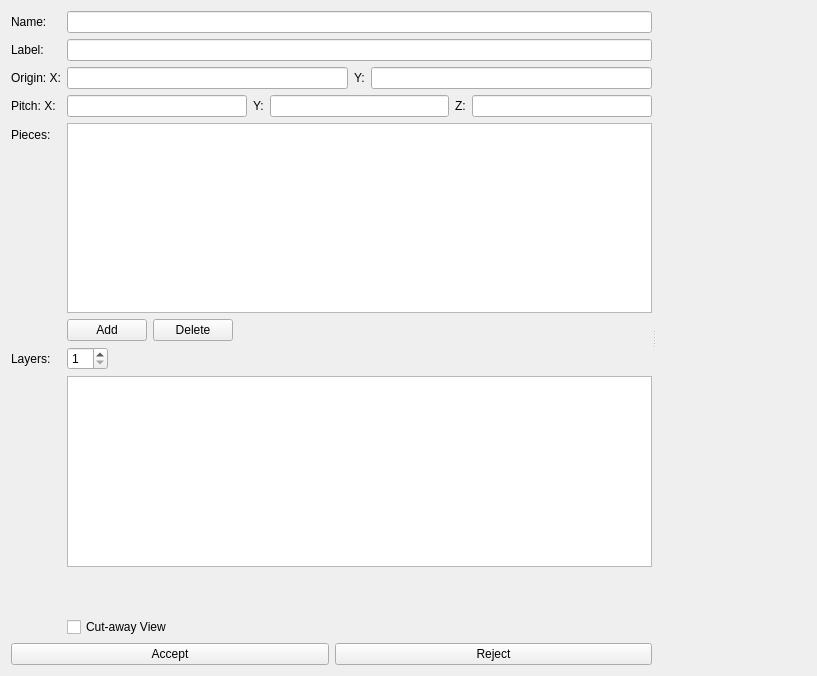
Qt form Application/cmbNucPinCellEditor.ui (Sprunth/RGG) before a commit.
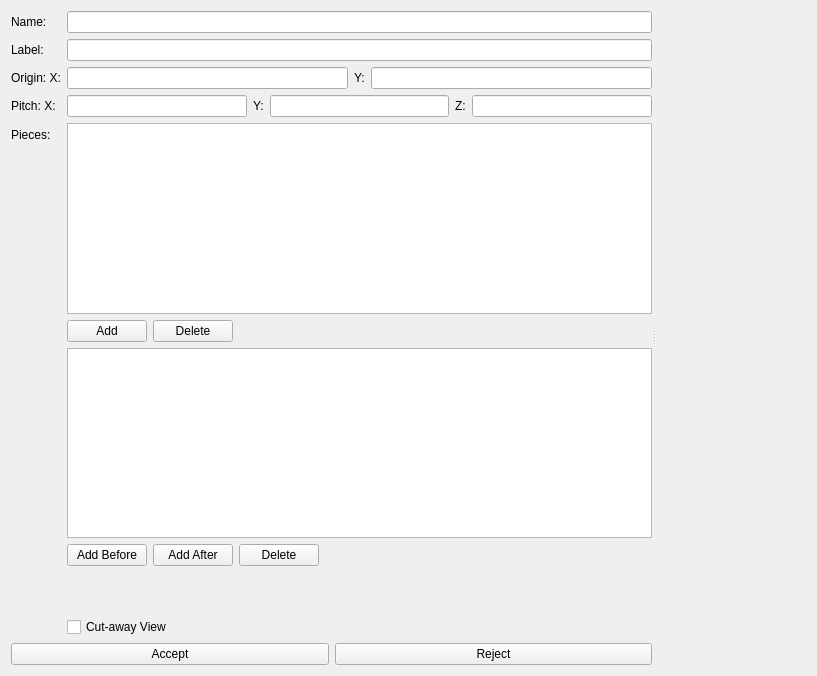
The same form after that commit. Custom widgets are drawn as their Qt base class.

Commit message: Improve layer editor controls in pin editor

What changed in the file:
```diff
--- a/Application/cmbNucPinCellEditor.ui
+++ b/Application/cmbNucPinCellEditor.ui
@@ -130,26 +130,6 @@
            </attribute>
           </widget>
          </item>
-         <item row="7" column="0">
-          <widget class="QLabel" name="label_7">
-           <property name="text">
-            <string>Layers:</string>
-           </property>
-          </widget>
-         </item>
-         <item row="9" column="1">
-          <spacer name="verticalSpacer">
-           <property name="orientation">
-            <enum>Qt::Vertical</enum>
-           </property>
-           <property name="sizeHint" stdset="0">
-            <size>
-             <width>20</width>
-             <height>40</height>
-            </size>
-           </property>
-          </spacer>
-         </item>
          <item row="6" column="1">
           <layout class="QHBoxLayout" name="horizontalLayout_4">
            <item>
@@ -169,17 +149,39 @@
           </layout>
          </item>
          <item row="7" column="1">
-          <widget class="QSpinBox" name="layersSpinBox">
-           <property name="minimum">
-            <number>1</number>
+          <widget class="QTableWidget" name="layersTable">
+           <property name="selectionMode">
+            <enum>QAbstractItemView::SingleSelection</enum>
            </property>
-           <property name="value">
-            <number>1</number>
+           <property name="selectionBehavior">
+            <enum>QAbstractItemView::SelectRows</enum>
            </property>
           </widget>
          </item>
          <item row="8" column="1">
-          <widget class="QTableWidget" name="layersTable"/>
+          <layout class="QHBoxLayout" name="horizontalLayout_7">
+           <item>
+            <widget class="QPushButton" name="addLayerBeforeButton">
+             <property name="text">
+              <string>Add Before</string>
+             </property>
+            </widget>
+           </item>
+           <item>
+            <widget class="QPushButton" name="addLayerAfterButton">
+             <property name="text">
+              <string>Add After</string>
+             </property>
+            </widget>
+           </item>
+           <item>
+            <widget class="QPushButton" name="deleteLayerButton">
+             <property name="text">
+              <string>Delete</string>
+             </property>
+            </widget>
+           </item>
+          </layout>
          </item>
          <item row="10" column="1">
           <widget class="QCheckBox" name="cutAwayViewCheckBox">
@@ -188,6 +190,19 @@
            </property>
           </widget>
          </item>
+         <item row="9" column="1">
+          <spacer name="verticalSpacer">
+           <property name="orientation">
+            <enum>Qt::Vertical</enum>
+           </property>
+           <property name="sizeHint" stdset="0">
+            <size>
+             <width>20</width>
+             <height>40</height>
+            </size>
+           </property>
+          </spacer>
+         </item>
         </layout>
        </item>
        <item>
@@ -210,7 +225,7 @@
        </item>
       </layout>
      </widget>
-     <widget class="QVTKWidget" name="qvtkWidget">
+     <widget class="QVTKWidget" name="qvtkWidget" native="true">
       <property name="sizePolicy">
        <sizepolicy hsizetype="Expanding" vsizetype="Preferred">
         <horstretch>0</horstretch>
```
The commit also changes 3 other files.
